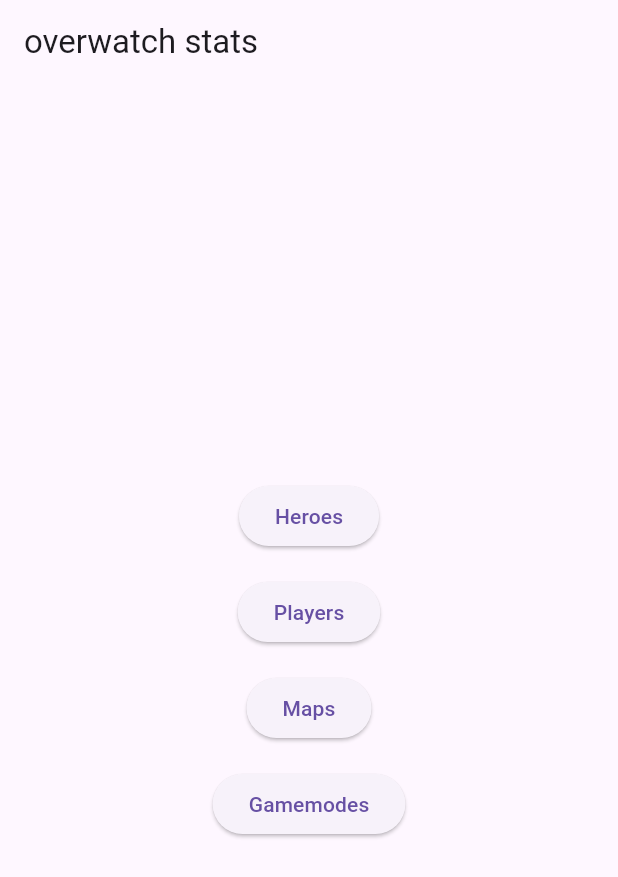
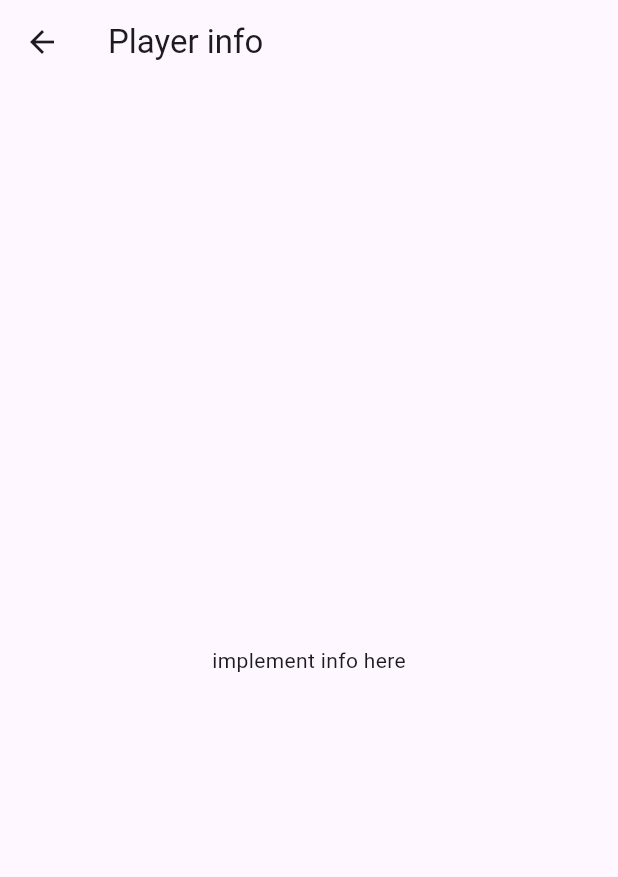
Before and after one commit to calvinb552/overwatch-data-app, a Flutter app: the screen it shows after launch, after a tap on "Players", on a phone screen of 412 x 824 dp. Shown: the top 877 px of the screen. Run offline on Flutter 3.47's test engine with Material 3 defaults, Android fonts, the phone set to English and light mode, and no system bars.

Commit message:
set up placeholer sites

```diff
--- a/lib/pages/home_page.dart
+++ b/lib/pages/home_page.dart
@@ -35,7 +35,8 @@
           ),
           Padding(padding: EdgeInsets.all(8.0),
             child: ElevatedButton(onPressed: () {
-
+            Navigator.push(context,
+            MaterialPageRoute(builder: (context) => const Player_Page()));
           },
             child: const Text('Players'))),
           Padding(padding: EdgeInsets.all(8.0),
@@ -45,7 +46,7 @@
             child: const Text('Maps'))),
           Padding(padding: EdgeInsets.all(8.0),
             child: ElevatedButton(onPressed: () {
-
+            Navigator.push(context, MaterialPageRoute(builder: (context) => const Gamemode_Page()));
           },
             child: const Text('Gamemodes'))),
           ],
--- a/lib/pages/maps_page.dart
+++ b/lib/pages/maps_page.dart
@@ -10,7 +10,16 @@
 
   @override
   Widget build(BuildContext context) {
-    // TODO: implement build
-    throw UnimplementedError();
+    return Scaffold(
+      appBar: AppBar(title: Text('Map info')),
+      body: const Center(
+        child: Column(
+        mainAxisAlignment: MainAxisAlignment.center,
+        children: [
+          Text('implement info here')
+        ],
+      ),
+    )
+    );
   }
 }
--- a/lib/pages/player_page.dart
+++ b/lib/pages/player_page.dart
@@ -1 +1,25 @@
 import 'package:flutter/material.dart';
+
+class Player_Page extends StatefulWidget{
+  const Player_Page({Key? key}) : super(key:key);
+  @override
+  State<Player_Page> createState() => _Player_PageState();
+}
+
+class _Player_PageState extends State<Player_Page> {
+
+  @override
+  Widget build(BuildContext context) {
+    return Scaffold(
+      appBar: AppBar(title: Text('Player info')),
+      body: const Center(
+        child: Column(
+        mainAxisAlignment: MainAxisAlignment.center,
+        children: [
+          Text('implement info here')
+        ],
+      ),
+    )
+    );
+  }
+}
```
Also changed, not shown: lib/pages/gamemode_page.dart (+24 -0 lines).
